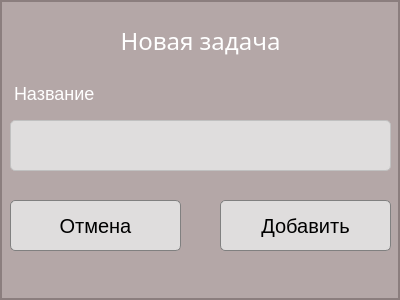
rotat1ck/grape, file grape/src/addtasks/addtask.ui: the form before one commit.
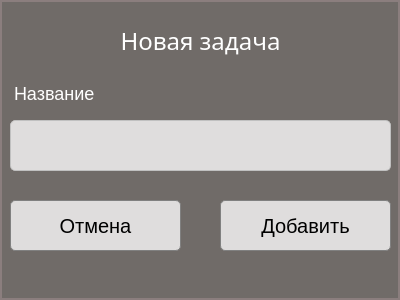
The form after the commit.

Commit message: Изменения дизайна, опять

The edit to the form file:
```diff
--- a/grape/src/addtasks/addtask.ui
+++ b/grape/src/addtasks/addtask.ui
@@ -15,7 +15,7 @@
   </property>
   <property name="styleSheet">
    <string notr="true">QWidget {
-    background-color: #B4A7A7;
+    background-color: #706B68;
     border: 2px solid #8B7E7E;
 }
 QPushButton{
```
The commit also changes 4 other files.
